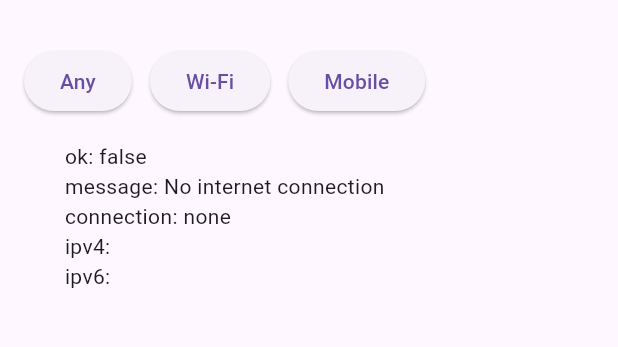
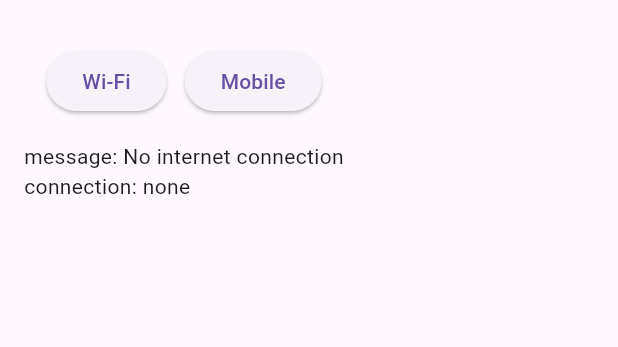
Before and after one commit to hengvisoth/dggroup_test02, a Flutter app: the screen it shows after launch, after a tap on "Wi-Fi", on a phone screen of 412 x 824 dp, the part 63-410 px from its top. Run offline on Flutter 3.47's test engine with Material 3 defaults, Android fonts, the phone set to English and light mode, and no system bars; our stand-ins replace plugin_platform_interface.

```diff
--- a/example/lib/main.dart
+++ b/example/lib/main.dart
@@ -1,3 +1,4 @@
+import 'package:device_ip/model/result_model.dart';
 import 'package:flutter/material.dart';
 import 'package:device_ip/device_ip.dart';
 
@@ -8,7 +9,7 @@ class MyApp extends StatelessWidget {
 
   @override
   Widget build(BuildContext context) {
-    return const MaterialApp(home: Home());
+    return const MaterialApp(debugShowCheckedModeBanner: false, home: Home());
   }
 }
 
@@ -20,16 +21,19 @@ class Home extends StatefulWidget {
 
 class _HomeState extends State<Home> {
   String text = 'Press a button';
+  IpResult? result;
 
   Future<void> run(NetworkType type) async {
     final res = await DeviceIp.getIp(type: type);
+    final ipLines = <String>[];
+    if (res.ipv4.isNotEmpty) ipLines.add('ipv4: ${res.ipv4}');
+    if (res.ipv6.isNotEmpty) ipLines.add('ipv6: ${res.ipv6}');
+
     setState(() {
-      text =
-          'ok: ${res.ok}\n'
-          'message: ${res.message}\n'
-          'connection: ${res.connection}\n'
-          'ipv4: ${res.ipv4}\n'
-          'ipv6: ${res.ipv6}';
+      text = 'message: ${res.message}\nconnection: ${res.connection}';
+      if (ipLines.isNotEmpty) {
+        text = '$text\n${ipLines.join('\n')}';
+      }
     });
   }
 
@@ -44,7 +48,6 @@ class _HomeState extends State<Home> {
             Wrap(
               spacing: 12,
               children: [
-                ElevatedButton(onPressed: () => run(NetworkType.any), child: const Text("Any")),
                 ElevatedButton(onPressed: () => run(NetworkType.wifi), child: const Text("Wi-Fi")),
                 ElevatedButton(onPressed: () => run(NetworkType.mobile), child: const Text("Mobile")),
               ],
--- a/lib/model/result_model.dart
+++ b/lib/model/result_model.dart
@@ -9,6 +9,7 @@ class IpResult {
 
   factory IpResult.fromMap(Map<dynamic, dynamic> map) {
     final ok = (map['ok'] as bool?) ?? false;
+    print("Map Result: $map");
     return IpResult(
       ipv4: (map['ipv4'] as String?) ?? '',
       ipv6: (map['ipv6'] as String?) ?? '',
```
Also changed, not shown: 2 other files.
